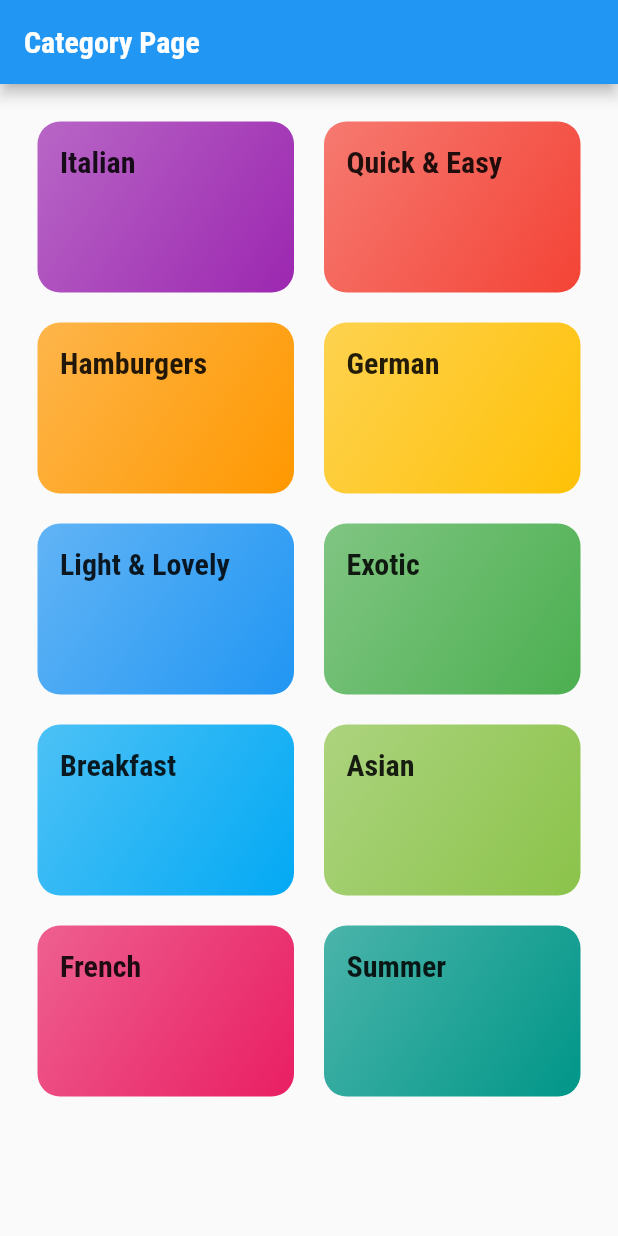
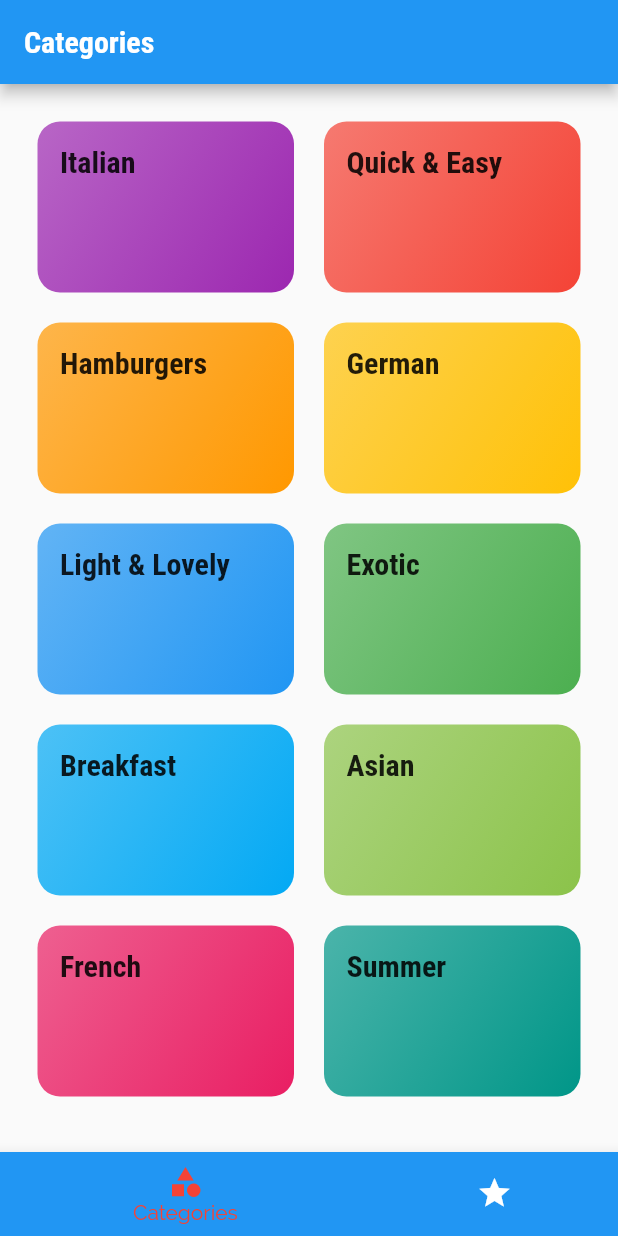
Before and after one commit to levint55/meals_app, a Flutter app: the screen it shows after launch, on a phone screen of 412 x 824 dp. Run offline on Flutter 3.47's test engine with Material 2 defaults, Android fonts, the phone set to English and light mode, and no system bars.

Commit message:
course 175

```diff
--- a/lib/main.dart
+++ b/lib/main.dart
@@ -1,6 +1,6 @@
 import 'package:flutter/material.dart';
-import 'package:meals_app/pages/category_page.dart';
 import 'package:meals_app/pages/meals_page.dart';
+import 'package:meals_app/pages/tabs_screen.dart';
 import 'package:meals_app/widgets/meal_detail.dart';
 
 void main() {
@@ -33,7 +33,7 @@ class MyApp extends StatelessWidget {
       ),
       initialRoute: '/',
       routes: {
-        '/': (context) => const CategoryPage(),
+        '/': (context) => const TabsScreen(),
         MealsPage.routeName: (context) => const MealsPage(),
         MealDetail.routeName: (context) => const MealDetail(),
       },
--- a/lib/pages/category_page.dart
+++ b/lib/pages/category_page.dart
@@ -7,13 +7,7 @@ class CategoryPage extends StatelessWidget {
 
   @override
   Widget build(BuildContext context) {
-    return Scaffold(
-      appBar: AppBar(
-        title: const Text(
-          'Category Page',
-        ),
-      ),
-      body: GridView(
+    return GridView(
       padding: const EdgeInsets.all(25),
       children: DUMMY_CATEGORIES
           .map((e) => CategoryItem(
@@ -28,7 +22,6 @@ class CategoryPage extends StatelessWidget {
         crossAxisSpacing: 20,
         mainAxisSpacing: 20,
       ),
-      ),
     );
   }
 }
--- /dev/null
+++ b/lib/pages/favorite_page.dart
@@ -0,0 +1,10 @@
+import 'package:flutter/material.dart';
+
+class FavoriteScreen extends StatelessWidget {
+  const FavoriteScreen({Key? key}) : super(key: key);
+
+  @override
+  Widget build(BuildContext context) {
+    return Container();
+  }
+}
--- /dev/null
+++ b/lib/pages/tabs_screen.dart
@@ -0,0 +1,54 @@
+import 'package:flutter/material.dart';
+import 'package:meals_app/pages/category_page.dart';
+import 'package:meals_app/pages/favorite_page.dart';
+
+class TabsScreen extends StatefulWidget {
+  const TabsScreen({Key? key}) : super(key: key);
+
+  @override
+  State<TabsScreen> createState() => _TabsScreenState();
+}
+
+class _TabsScreenState extends State<TabsScreen> {
+  final List<Map<String, Object>> _pages = const [
+    {'page': CategoryPage(), 'title': 'Categories'},
+    {'page': FavoriteScreen(), 'title': 'My Favorites'}
+  ];
+  int _selectedPageIndex = 0;
+
+  void _selectPage(int index) {
+    setState(() {
+      _selectedPageIndex = index;
+    });
+  }
+
+  @override
+  Widget build(BuildContext context) {
+    return Scaffold(
+      appBar: AppBar(
+        title: Text(_pages[_selectedPageIndex]['title'] as String),
+      ),
+      body: _pages[_selectedPageIndex]['page'] as Widget,
+      bottomNavigationBar: BottomNavigationBar(
+        selectedItemColor: Colors.red,
+        unselectedItemColor: Colors.white,
+        currentIndex: _selectedPageIndex,
+        type: BottomNavigationBarType.shifting,
+        onTap: _selectPage,
+        backgroundColor: Theme.of(context).primaryColor,
+        items: [
+          BottomNavigationBarItem(
+            icon: Icon(Icons.category),
+            backgroundColor: Theme.of(context).primaryColor,
+            label: 'Categories',
+          ),
+          BottomNavigationBarItem(
+            backgroundColor: Theme.of(context).primaryColor,
+            icon: Icon(Icons.star),
+            label: 'Favorites',
+          )
+        ],
+      ),
+    );
+  }
+}
--- a/lib/widgets/meal_detail.dart
+++ b/lib/widgets/meal_detail.dart
@@ -77,7 +77,7 @@ class MealDetail extends StatelessWidget {
                         leading: CircleAvatar(child: Text('# ${index + 1}')),
                         title: Text(selectedMeal.steps[index]),
                       ),
-                      Divider()
+                      const Divider()
                     ],
                   ),
                   itemCount: selectedMeal.steps.length,
```
Lines whose indentation alone changed are shown as unchanged.
